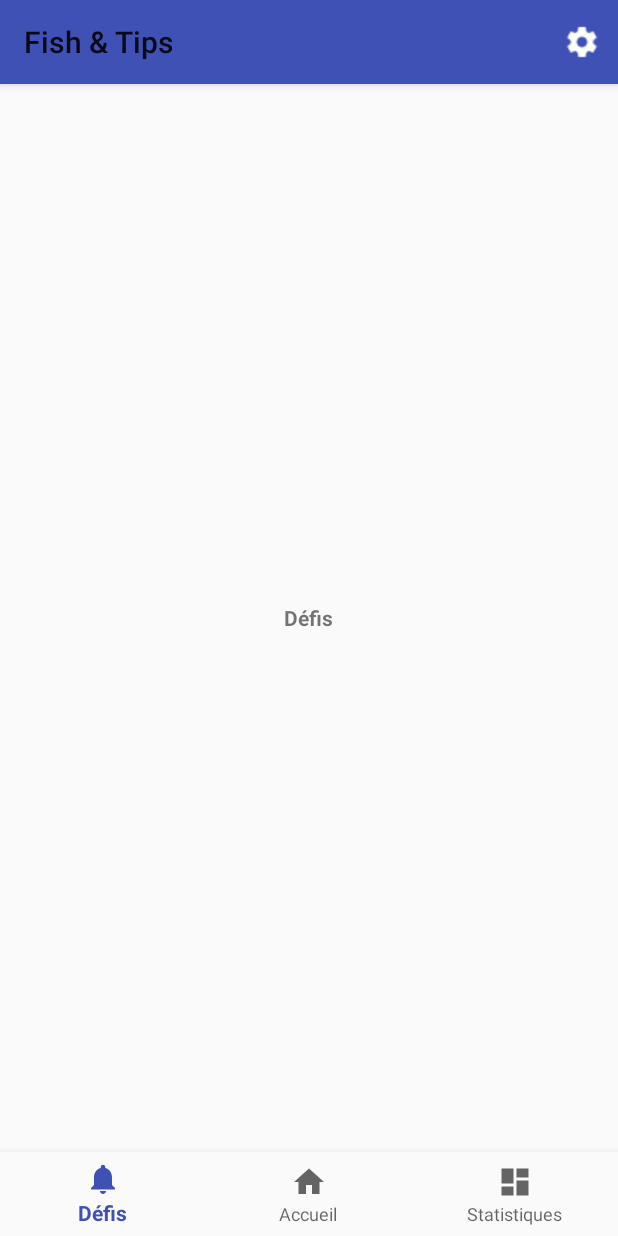
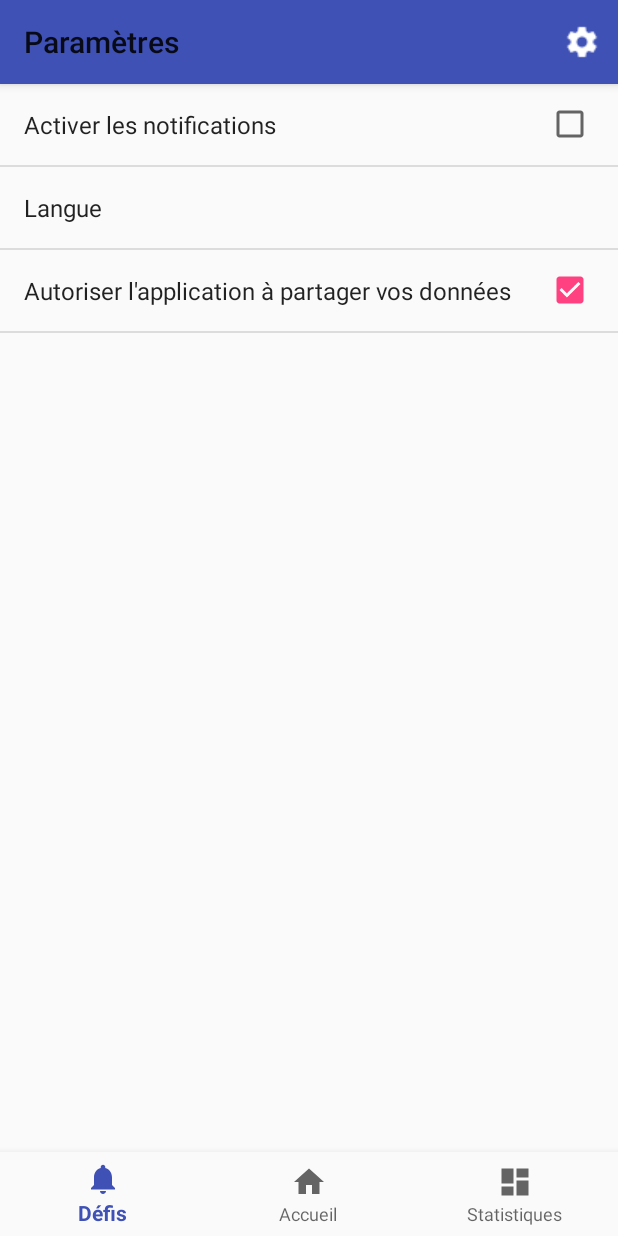
Before and after one commit to Atmos4/IHM, an Android app: the screen it shows after launch (MainActivity), after a tap on "Paramètres", on a phone screen of 412 x 824 dp. Run offline under Robolectric (Android 15) with nearby library versions, the phone set to English and light mode, and no system bars.

```diff
--- a/app/src/main/java/fr/insalyon/hexarem/ihm/ChallengeFragment.java
+++ b/app/src/main/java/fr/insalyon/hexarem/ihm/ChallengeFragment.java
@@ -1,7 +1,7 @@
 package fr.insalyon.hexarem.ihm;
 
+import android.app.Fragment;
 import android.os.Bundle;
-import android.support.v4.app.Fragment;
 import android.view.LayoutInflater;
 import android.view.View;
 import android.view.ViewGroup;
@@ -17,6 +17,7 @@ public class ChallengeFragment extends Fragment {
 
     @Override
     public View onCreateView(LayoutInflater inflater, ViewGroup container, Bundle savedInstanceState) {
+        //TODO Insert content here
         return inflater.inflate(R.layout.fragment_challenge, container, false);
     }
 }
--- a/app/src/main/java/fr/insalyon/hexarem/ihm/HomeFragment.java
+++ b/app/src/main/java/fr/insalyon/hexarem/ihm/HomeFragment.java
@@ -1,7 +1,7 @@
 package fr.insalyon.hexarem.ihm;
 
+import android.app.Fragment;
 import android.os.Bundle;
-import android.support.v4.app.Fragment;
 import android.view.LayoutInflater;
 import android.view.View;
 import android.view.ViewGroup;
@@ -17,6 +17,7 @@ public class HomeFragment extends Fragment {
 
     @Override
     public View onCreateView(LayoutInflater inflater, ViewGroup container, Bundle savedInstanceState) {
+        //TODO Insert content here
         return inflater.inflate(R.layout.fragment_home, container, false);
     }
 }
--- a/app/src/main/java/fr/insalyon/hexarem/ihm/MainActivity.java
+++ b/app/src/main/java/fr/insalyon/hexarem/ihm/MainActivity.java
@@ -1,61 +1,110 @@
 package fr.insalyon.hexarem.ihm;
 
 
+import android.app.Fragment;
+import android.app.FragmentManager;
+import android.app.FragmentTransaction;
 import android.os.Bundle;
 import android.support.annotation.NonNull;
 import android.support.design.widget.BottomNavigationView;
-import android.support.v4.app.Fragment;
-import android.support.v4.app.FragmentManager;
-import android.support.v4.app.FragmentTransaction;
 import android.support.v7.app.AppCompatActivity;
 import android.support.v7.widget.Toolbar;
 import android.view.Menu;
 import android.view.MenuItem;
-import android.widget.Toast;
 
+/**
+ * The main activity of the application, handling the fragments and managing the logic of the program core
+ * @author Arnaud
+ * @see fr.insalyon.hexarem.ihm.HomeFragment
+ * @see fr.insalyon.hexarem.ihm.StatsFragment
+ * @see fr.insalyon.hexarem.ihm.ChallengeFragment
+ */
 public class MainActivity extends AppCompatActivity {
 
     private static final String TAG = MainActivity.class.getSimpleName();
+    private int navBarSelectedId =R.id.navigation_home;
     /**
-     * La barre d'outils en haut de l'écran
+     * The toolbar on top of the screen
      */
-    Toolbar myToolbar;
+    private Toolbar myToolbar;
     /**
-     * La barre de navigation en bas de l'écran
+     * The navigation bar at the bottom of the screen
      */
     private BottomNavigationView bottomNavigation;
+    /**
+     * Currently active fragment
+     */
     private Fragment fragment;
+    /**
+     * The Fragment manager that will handle fragment transaction(e.g. handling dynamic transitions)
+     */
     private FragmentManager fragmentManager;
+
 
     @Override
     protected void onCreate(Bundle savedInstanceState) {
         super.onCreate(savedInstanceState);
         setContentView(R.layout.activity_main);
-        Toolbar myToolbar = findViewById(R.id.my_toolbar);
+
+        //Setting up the toolbar (top)
+        myToolbar = findViewById(R.id.my_toolbar);
         setSupportActionBar(myToolbar);
-        bottomNavigation = findViewById(R.id.navigation);
-        fragmentManager = getSupportFragmentManager();
-        bottomNavigation.setSelectedItemId(R.id.navigation_home);
+        myToolbar.setTitle(R.string.title_home);
+
+
+        //Setting up the fragment that will first be displayed -> HomeFragment
         fragment = new HomeFragment();
+        fragmentManager = getFragmentManager();
         final FragmentTransaction transaction = fragmentManager.beginTransaction();
         transaction.replace(R.id.main_content, fragment).commit();
+
+        //Setting up the navigation bar (bottom)
+        bottomNavigation = findViewById(R.id.navigation);
+        bottomNavigation.setSelectedItemId(R.id.navigation_home);
+        //Handling clicks on the nav bar
         bottomNavigation.setOnNavigationItemSelectedListener(new BottomNavigationView.OnNavigationItemSelectedListener() {
             @Override
             public boolean onNavigationItemSelected(@NonNull MenuItem item) {
-                int id = item.getItemId();
-                switch (id){
+
+                if (navBarSelectedId == item.getItemId())
+                    return true;
+
+                navBarSelectedId = item.getItemId();
+                boolean slideRight = false;
+
+                switch (navBarSelectedId){
                     case R.id.navigation_challenge:
                         fragment = new ChallengeFragment();
+                        if (bottomNavigation.getSelectedItemId()==R.id.navigation_stats)
+                            slideRight = true;
+                        myToolbar.setTitle(R.string.title_challenge);
                         break;
                     case R.id.navigation_stats:
                         fragment = new StatsFragment();
+                        if (bottomNavigation.getSelectedItemId()==R.id.navigation_home)
+                            slideRight = true;
+                        myToolbar.setTitle(R.string.title_stats);
                         break;
                     default:
                         fragment = new HomeFragment();
+                        if (bottomNavigation.getSelectedItemId()==R.id.navigation_challenge)
+                            slideRight = true;
+                        myToolbar.setTitle(R.string.title_home);
                         break;
                 }
+                //Loading the fragment in the main_content layout
+                fragmentManager.popBackStack();
                 final FragmentTransaction transaction = fragmentManager.beginTransaction();
-                transaction.replace(R.id.main_content, fragment).commit();
+
+                //Handling animated transitions
+                if (slideRight)
+                    transaction.setCustomAnimations(R.animator.slide_in_right,R.animator.slide_out_left);
+
+                else
+                    transaction.setCustomAnimations(R.animator.slide_in_left,R.animator.slide_out_right);
+
+                transaction.replace(R.id.main_content, fragment)
+                        .commit();
                 return true;
             }
         });
@@ -72,8 +121,14 @@ public class MainActivity extends AppCompatActivity {
     public boolean onOptionsItemSelected(MenuItem item) {
         switch (item.getItemId()) {
             case R.id.action_settings:
-                // User chose the "Settings" item, show the app settings UI...
-                Toast.makeText(this,"Paramètres !",Toast.LENGTH_LONG).show();
+                // User chose the "Settings" item, loads the SettingsFragment
+                myToolbar.setTitle(R.string.action_settings);
+                navBarSelectedId =0;
+                fragmentManager.beginTransaction()
+                        .setCustomAnimations(R.animator.slide_in_top,R.animator.slide_out_bottom,R.animator.slide_in_bottom,R.animator.slide_out_top)
+                        .replace(R.id.main_content, new SettingsFragment())
+                        .addToBackStack(null)
+                        .commit();
                 return true;
 
 
--- /dev/null
+++ b/app/src/main/java/fr/insalyon/hexarem/ihm/SettingsFragment.java
@@ -0,0 +1,20 @@
+package fr.insalyon.hexarem.ihm;
+
+import android.os.Bundle;
+import android.preference.PreferenceFragment;
+import android.support.annotation.Nullable;
+
+/**
+ * Created by Arnaud on 03/01/2018.
+ */
+
+public class SettingsFragment extends PreferenceFragment {
+
+    @Override
+    public void onCreate(@Nullable Bundle savedInstanceState) {
+        super.onCreate(savedInstanceState);
+
+        // Load the preferences from an XML resource
+        addPreferencesFromResource(R.xml.preferences);
+    }
+}
--- a/app/src/main/java/fr/insalyon/hexarem/ihm/StatsFragment.java
+++ b/app/src/main/java/fr/insalyon/hexarem/ihm/StatsFragment.java
@@ -1,7 +1,7 @@
 package fr.insalyon.hexarem.ihm;
 
+import android.app.Fragment;
 import android.os.Bundle;
-import android.support.v4.app.Fragment;
 import android.view.LayoutInflater;
 import android.view.View;
 import android.view.ViewGroup;
@@ -17,6 +17,7 @@ public class StatsFragment extends Fragment {
 
     @Override
     public View onCreateView(LayoutInflater inflater, ViewGroup container, Bundle savedInstanceState) {
+        //TODO Insert content here
         return inflater.inflate(R.layout.fragment_stats, container, false);
     }
 }
--- /dev/null
+++ b/app/src/main/res/animator/slide_in_bottom.xml
@@ -0,0 +1,9 @@
+<?xml version="1.0" encoding="utf-8"?>
+<set>
+    <objectAnimator xmlns:android="http://schemas.android.com/apk/res/android"
+        android:propertyName="y"
+        android:valueType="floatType"
+        android:valueFrom="1280"
+        android:valueTo="0"
+        android:duration="500"/>
+</set>
--- /dev/null
+++ b/app/src/main/res/animator/slide_in_left.xml
@@ -0,0 +1,9 @@
+<?xml version="1.0" encoding="utf-8"?>
+<set>
+    <objectAnimator xmlns:android="http://schemas.android.com/apk/res/android"
+        android:propertyName="x"
+        android:valueType="floatType"
+        android:valueFrom="-1280"
+        android:valueTo="0"
+        android:duration="500"/>
+</set>
--- /dev/null
+++ b/app/src/main/res/animator/slide_in_right.xml
@@ -0,0 +1,9 @@
+<?xml version="1.0" encoding="utf-8"?>
+<set>
+    <objectAnimator xmlns:android="http://schemas.android.com/apk/res/android"
+        android:propertyName="x"
+        android:valueType="floatType"
+        android:valueFrom="1280"
+        android:valueTo="0"
+        android:duration="500"/>
+</set>
--- /dev/null
+++ b/app/src/main/res/animator/slide_in_top.xml
@@ -0,0 +1,9 @@
+<?xml version="1.0" encoding="utf-8"?>
+<set>
+    <objectAnimator xmlns:android="http://schemas.android.com/apk/res/android"
+        android:propertyName="y"
+        android:valueType="floatType"
+        android:valueFrom="-1280"
+        android:valueTo="0"
+        android:duration="500"/>
+</set>
--- /dev/null
+++ b/app/src/main/res/animator/slide_out_left.xml
@@ -0,0 +1,9 @@
+<?xml version="1.0" encoding="utf-8"?>
+<set>
+    <objectAnimator xmlns:android="http://schemas.android.com/apk/res/android"
+        android:propertyName="x"
+        android:valueType="floatType"
+        android:valueFrom="0"
+        android:valueTo="-1280"
+        android:duration="500"/>
+</set>
--- a/app/src/main/res/layout/activity_main.xml
+++ b/app/src/main/res/layout/activity_main.xml
@@ -31,7 +31,7 @@
         android:id="@+id/main_content"
         android:layout_width="match_parent"
         android:layout_height="match_parent"
-        app:layout_constraintTop_toTopOf="parent"
+        android:layout_marginTop="?attr/actionBarSize"
         app:layout_constraintLeft_toLeftOf="parent">
 
     </RelativeLayout>
--- a/app/src/main/res/values/strings.xml
+++ b/app/src/main/res/values/strings.xml
@@ -1,7 +1,16 @@
 <resources>
     <string name="app_name">Fish &amp; Tips</string>
+
     <string name="title_home">Accueil</string>
     <string name="title_challenge">Défis</string>
     <string name="title_stats">Statistiques</string>
+
     <string name="action_settings">Paramètres</string>
+
+
+    <string name="title_pref_notif">Activer les notifications</string>
+    <string name="title_pref_language">Langue</string>
+    <string name="title_pref_lang_fr">Français</string>
+    <string name="title_pref_lang_en">English</string>
+    <string name="title_pref_conf">Autoriser l\'application à partager vos données</string>
 </resources>
--- /dev/null
+++ b/app/src/main/res/xml/preferences.xml
@@ -0,0 +1,27 @@
+<?xml version="1.0" encoding="utf-8"?>
+<PreferenceScreen xmlns:android="http://schemas.android.com/apk/res/android">
+    <CheckBoxPreference
+        android:key="pref_notif"
+        android:title="@string/title_pref_notif"
+        android:defaultValue="false"/>
+
+    <PreferenceScreen
+        android:key="pref_language"
+        android:title="@string/title_pref_language"
+        android:persistent="false">
+
+        <Preference
+            android:key="pref_lang_french"
+            android:title="@string/title_pref_lang_fr"/>
+
+        <Preference
+            android:key="pref_lang_english"
+            android:title="@string/title_pref_lang_en"/>
+    </PreferenceScreen>
+
+    <CheckBoxPreference
+        android:key="pref_confident"
+        android:title="@string/title_pref_conf"
+        android:defaultValue="true"/>
+
+</PreferenceScreen>
```
Also changed, not shown: app/src/main/res/animator/slide_out_bottom.xml (added, +9 -0 lines), app/src/main/res/animator/slide_out_right.xml (added, +9 -0 lines), app/src/main/res/animator/slide_out_top.xml (added, +9 -0 lines).
